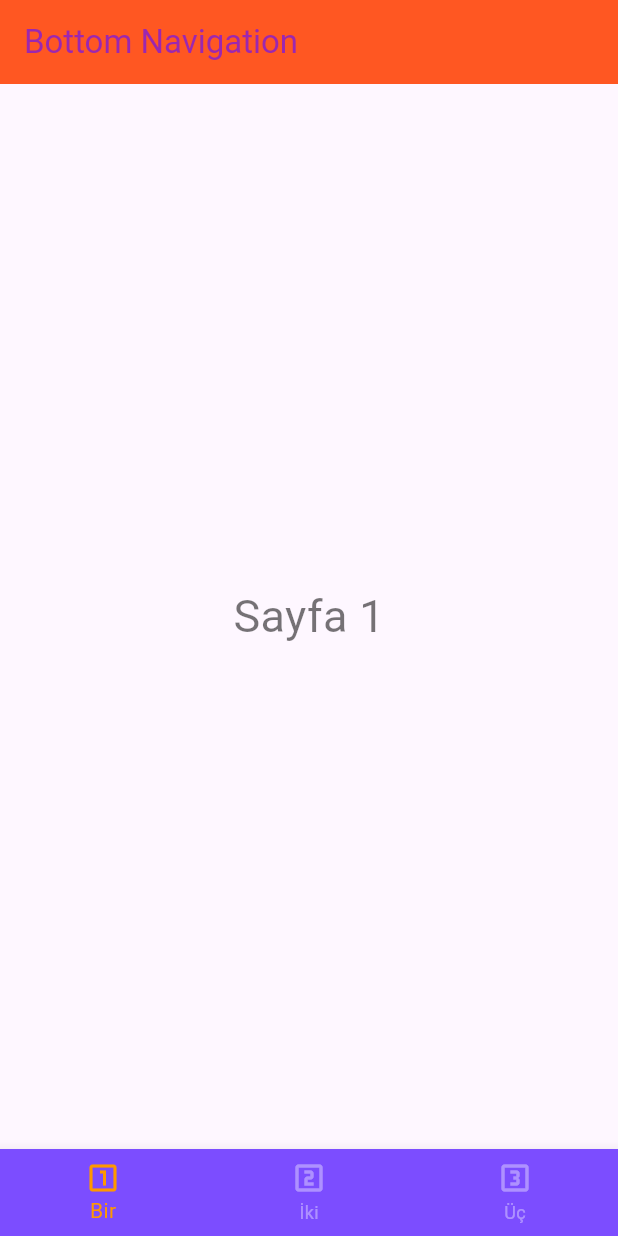
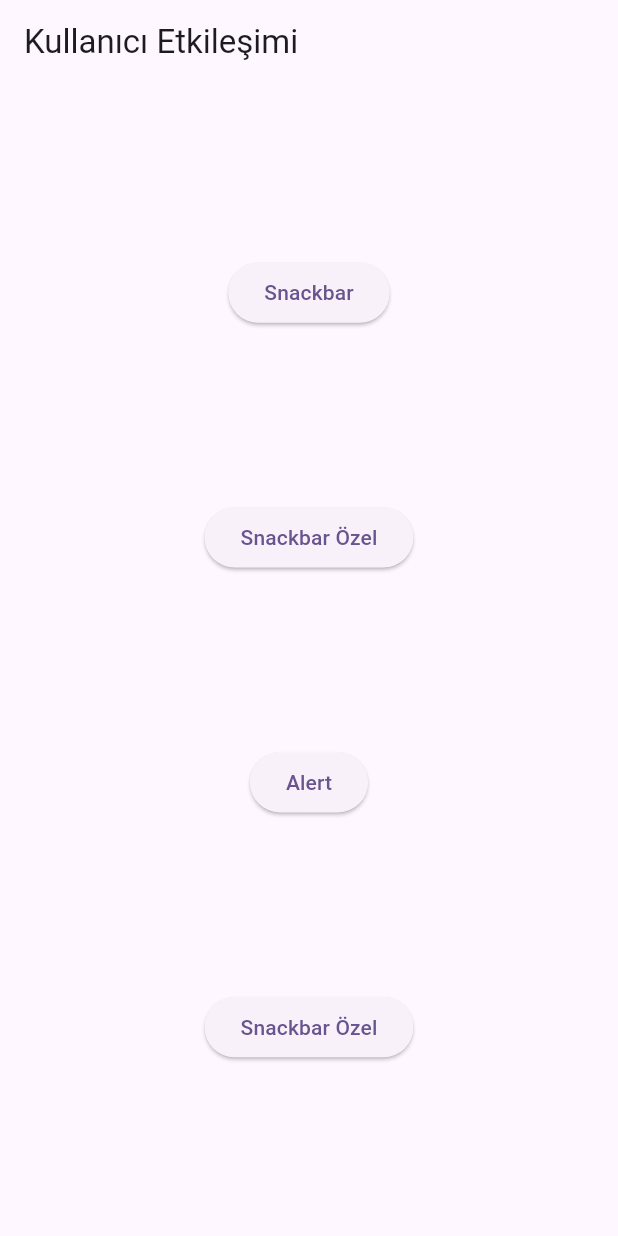
Before and after one commit to bberkint/flutter_bootcamp, a Flutter app: the screen it shows after launch, on a phone screen of 412 x 824 dp. Run offline on Flutter 3.47's test engine with Material 2 defaults, Android fonts, the phone set to English and light mode, and no system bars; generated files the repository leaves out were written again.

Commit message:
Day 6 Snackbar

```diff
--- /dev/null
+++ b/calisma_yapisi/calisma_yapisi/lib/kullanici_etkilesimi/kullanici_etkilesimi_sayfa.dart
@@ -0,0 +1,79 @@
+import 'package:flutter/material.dart';
+
+class KullaniciEtkilesimiSayfa extends StatefulWidget {
+  const KullaniciEtkilesimiSayfa({super.key});
+
+  @override
+  State<KullaniciEtkilesimiSayfa> createState() =>
+      _KullaniciEtkilesimiSayfaState();
+}
+
+class _KullaniciEtkilesimiSayfaState extends State<KullaniciEtkilesimiSayfa> {
+  @override
+  Widget build(BuildContext context) {
+    return Scaffold(
+      appBar: AppBar(
+        title: const Text("Kullanıcı Etkileşimi"),
+      ),
+      body: Center(
+        child: Column(
+          mainAxisAlignment: MainAxisAlignment.spaceEvenly,
+          children: [
+            ElevatedButton(
+                onPressed: () {
+                  ScaffoldMessenger.of(context).showSnackBar(
+                    SnackBar(
+                      content: const Text("Silmek istiyor musunuz?"),
+                      action: SnackBarAction(
+                        label: "Evet",
+                        onPressed: () {
+                          SnackBar(
+                            content: const Text("Silindi"),
+                          );
+                          ScaffoldMessenger.of(context).showSnackBar(SnackBar(
+                            content: const Text("Silindi"),
+                          ));
+                        },
+                      ),
+                    ),
+                  );
+                },
+                child: const Text("Snackbar")),
+            ElevatedButton(
+                onPressed: () {
+                  ScaffoldMessenger.of(context).showSnackBar(
+                    SnackBar(
+                      content: const Text(
+                        "Silmek istiyor musunuz?",
+                        style: TextStyle(color: Colors.indigoAccent),
+                      ),
+                      action: SnackBarAction(
+                        label: "Evet",
+                        textColor: Colors.red,
+                        onPressed: () {
+                          SnackBar(
+                            content: const Text("Silindi"),
+                            backgroundColor: Colors.white,
+                          );
+                          ScaffoldMessenger.of(context).showSnackBar(SnackBar(
+                            content: const Text(
+                              "Silindi",
+                              style: TextStyle(color: Colors.red),
+                            ),
+                            backgroundColor: Colors.white,
+                          ));
+                        },
+                      ),
+                    ),
+                  );
+                },
+                child: const Text("Snackbar Özel")),
+            ElevatedButton(onPressed: () {}, child: const Text("Alert")),
+            ElevatedButton(
+                onPressed: () {}, child: const Text("Snackbar Özel")),
+          ],
+        ),
+      ),
+    );
+  }
+}
--- a/calisma_yapisi/calisma_yapisi/lib/main.dart
+++ b/calisma_yapisi/calisma_yapisi/lib/main.dart
@@ -1,4 +1,5 @@
 import 'package:calisma_yapisi/anasayfa.dart';
+import 'package:calisma_yapisi/kullanici_etkilesimi/kullanici_etkilesimi_sayfa.dart';
 import 'package:flutter/material.dart';
 
 import 'bottom_navigation_kullanimi/bottom_navigation_anasayfa.dart';
@@ -19,7 +20,7 @@ class MyApp extends StatelessWidget {
         colorScheme: ColorScheme.fromSeed(seedColor: Colors.deepPurple),
         useMaterial3: true,
       ),
-      home: const BottomNavigationAnasayfa(),
+      home: const KullaniciEtkilesimiSayfa(),
     );
   }
 }
```
